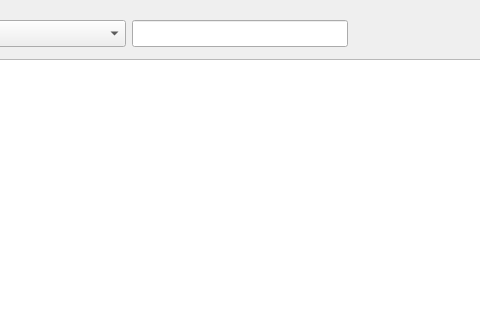
Before: the Qt Designer form ContactsDialog.ui in okostynchuk/Outcall, drawn with Qt 5; both pictures show x 84 to 564 and y 0 to 320 of the 1088 by 472 pixel window.
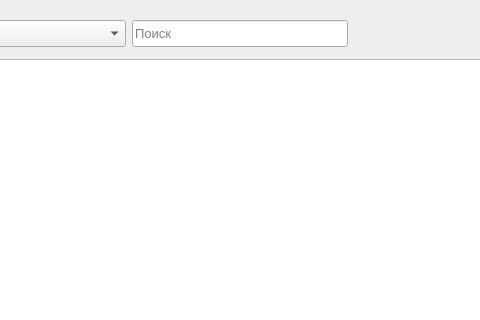
After: the same form once the commit is applied. Icons and pictures are not drawn.

```diff
--- a/ContactsDialog.ui
+++ b/ContactsDialog.ui
@@ -104,6 +104,9 @@
             <property name="whatsThis">
              <string>Поиск по таблице</string>
             </property>
+            <property name="placeholderText">
+             <string>Поиск</string>
+            </property>
            </widget>
           </item>
           <item>
```
